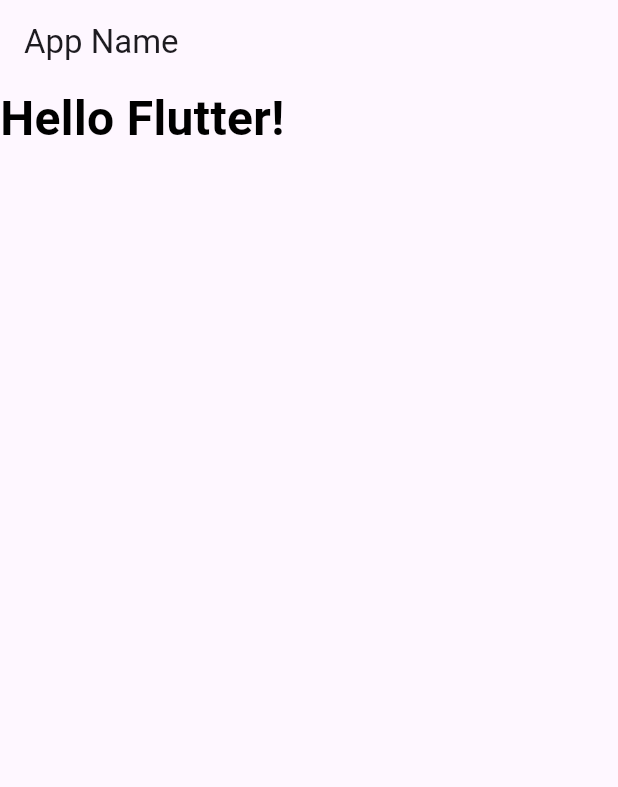
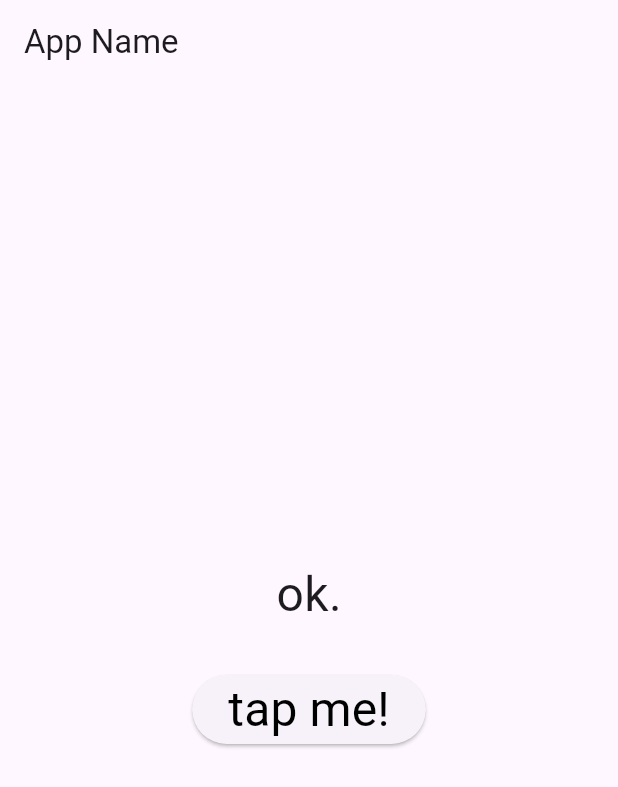
Before and after one commit to f24aa005/test, a Flutter app: the screen it shows after launch, on a phone screen of 412 x 824 dp. Shown: the top 787 px of the screen. Run offline on Flutter 3.47's test engine with Material 3 defaults, Android fonts, the phone set to English and light mode, and no system bars.

Commit message:
6/3の変更点①

```diff
--- a/sample/lib/main.dart
+++ b/sample/lib/main.dart
@@ -27,21 +27,56 @@ class MyHomePage extends StatefulWidget {
 }
 
 class _MyHomePageState extends State<MyHomePage> {
+  static var _message = 'ok.';
     @override
     Widget build(BuildContext context) {
-      return new Scaffold(
-        appBar: new AppBar(
-          title: new Text('App Name'),
+      return  Scaffold(
+        appBar:  AppBar(
+          title:  Text('App Name'),
           ),
-        body:
-          new Text(
-          "Hello Flutter!",
-            style: new TextStyle(fontSize:32.0,
-            color: const Color(0xFF000000),
-            fontWeight: FontWeight.w700,
-            fontFamily: "Roboto"),
-          ),
+        body:Center(
+          child: Column(
+            mainAxisAlignment: MainAxisAlignment.center,
+            children: <Widget>[
+              Text(
+                _message,
+                style: TextStyle(
+                  fontSize: 32.0,
+                  fontWeight: FontWeight.w400,
+                  fontFamily:"Roboto",),
+              ),
 
+
+          Padding(
+            padding:EdgeInsets.all(10.0) ,
+            ),
+
+            Padding(
+              padding:EdgeInsets.all(10.0) ,
+              child: ElevatedButton(
+                onPressed:buttonPressed,
+                child: Text(
+                  "tap me!",
+                  style: TextStyle(fontSize:32.0,
+                  color: const Color(0xff000000),
+                  fontWeight: FontWeight.w400,
+                  fontFamily: "Roboto"),
+                  )
+              )
+            ),
+            ],
+        ),
+        ),
+      );
+    }
+
+    void buttonPressed(){
+      showDialog(
+        context:context,
+        builder: (BuildContext context) => AlertDialog(
+          title: Text("Hello!"),
+          content: Text("This is sample."),
+        )
       );
     }
 }
```
Also changed, not shown: 2 other files.
